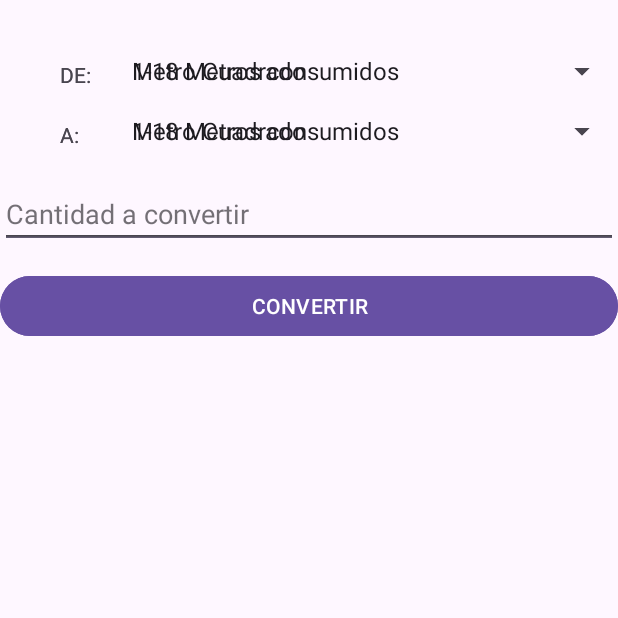
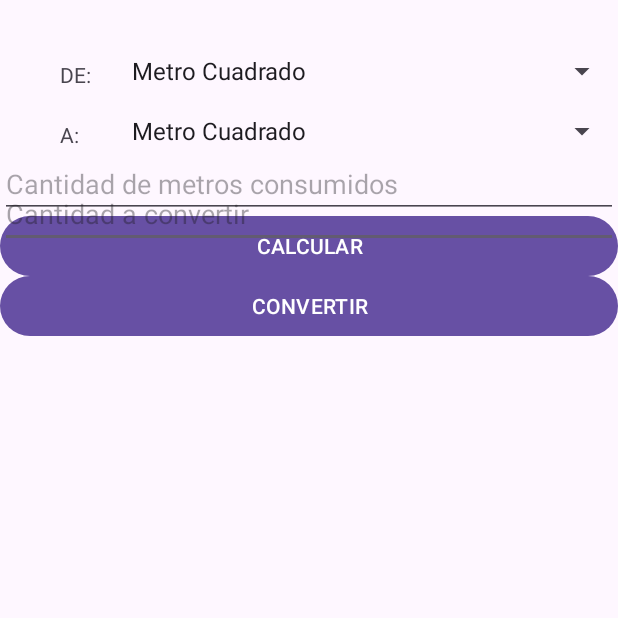
Before and after one commit to leslyyuvicela/PrograII-2024, an Android app: the screen it shows after launch (MainActivity), after a tap on "CONVERTIR", on a phone screen of 412 x 824 dp, the top half of it. Run offline under Robolectric (Android 15) with nearby library versions, the phone set to English and light mode, and no system bars; 1 statement that could not run was skipped; 2 other taps on this screen came first.

Commit message:
Parcial con correciones, ya funciona todo :)

```diff
--- a/Calculadora/app/src/main/java/com/example/calculadora/MainActivity.java
+++ b/Calculadora/app/src/main/java/com/example/calculadora/MainActivity.java
@@ -16,8 +16,9 @@ public class MainActivity extends AppCompatActivity {
 
     TabHost tbh;
     Button btn;
-
+EditText TempVal;
     conversores objConversor = new conversores();
+    tarifa objTarifa = new tarifa();
     @Override
     protected void onCreate(Bundle savedInstanceState) {
         super.onCreate(savedInstanceState);
@@ -35,9 +36,10 @@ public class MainActivity extends AppCompatActivity {
         btn.setOnClickListener(new View.OnClickListener() {
             @Override
             public void onClick(View v) {try{
-                double resp = objConversor.convertir(0,findViewById(R.id.spnCalculoDe),findViewById(R.id.spnCalculoA),
-                        findViewById(R.id.txtCalculoCantidad));
-                Toast.makeText(getApplicationContext(), "Respuesta: " + resp, Toast.LENGTH_LONG).show();
+     TempVal =findViewById(R.id.txtCalculoCantidad);
+     double cantidadIngresada = Double.parseDouble(TempVal.getText().toString());
+     double pago = objTarifa.CalcularTarifa(cantidadIngresada);
+                Toast.makeText(getApplicationContext(), "El valor a pagar es: $ " + pago, Toast.LENGTH_LONG).show();
             }catch (Exception e){} }
         });
         btn=findViewById(R.id.btnAreaConvertir);///a
@@ -45,7 +47,7 @@ public class MainActivity extends AppCompatActivity {
             @Override
             public void onClick(View v) {
                 try{
-                    double resp = objConversor.convertir(1,findViewById(R.id.spnAreaA),findViewById(R.id.spnAreaDe),
+                    double resp = objConversor.convertir(0,findViewById(R.id.spnAreaDe),findViewById(R.id.spnAreaA),
                             findViewById(R.id.txtAreaCantidad));
                     Toast.makeText(getApplicationContext(), "Respuesta: " + resp, Toast.LENGTH_LONG).show();
                 }catch (Exception e){} }
@@ -68,3 +70,18 @@ class conversores{
         return valores [opcion][a]/valores[opcion][de]*cantidad;
     }
 }
+class tarifa{
+    public double CalcularTarifa(double cantidad){
+        double tarifa=6;
+        if(cantidad>=19&&cantidad<=28){
+            tarifa+=(cantidad-18)*0.45;
+        }
+        if (cantidad>28)
+        {
+            tarifa+=4.5+(cantidad-28)*0.65;
+        }
+        return tarifa;
+    }
+
+
+}
--- a/Calculadora/app/src/main/res/layout/activity_main.xml
+++ b/Calculadora/app/src/main/res/layout/activity_main.xml
@@ -36,49 +36,21 @@
                     android:orientation="vertical"
                     >
 
-                    <TextView
-                        android:id="@+id/lblCalculoDe"
-                        android:layout_width="wrap_content"
-                        android:layout_height="wrap_content"
-                        android:layout_marginTop="40dp"
-                        android:layout_marginLeft="40dp"
-                        android:text="DE:" />
-                    <TextView
-                        android:id="@+id/lblCalculoA"
-                        android:layout_width="wrap_content"
-                        android:layout_height="wrap_content"
-                        android:layout_marginTop="80dp"
-                        android:layout_marginLeft="40dp"
-                        android:text="A:" />
-                    <Spinner
-                        android:id="@+id/spnCalculoDe"
-                        android:layout_width="match_parent"
-                        android:layout_height="wrap_content"
-                        android:layout_marginTop="35dp"
-                        android:layout_marginLeft="80dp"
-                        android:entries="@array/spnCalculo"
-                        />
-                    <Spinner
-                        android:id="@+id/spnCalculoA"
-                        android:layout_width="match_parent"
-                        android:layout_height="wrap_content"
-                        android:layout_marginTop="75dp"
-                        android:layout_marginLeft="80dp"
-                        android:entries="@array/spnCalculo"
-                        />
+
+
                     <EditText
                         android:id="@+id/txtCalculoCantidad"
                         android:layout_width="match_parent"
                         android:layout_height="wrap_content"
-                        android:layout_marginTop="120dp"
-                        android:hint="Cantidad a convertir"
+                        android:layout_marginTop="100dp"
+                        android:hint="Cantidad de metros consumidos"
                         android:inputType="numberDecimal"/>
                     <Button
                         android:id="@+id/btnCalculoConvertir"
                         android:layout_width="match_parent"
                         android:layout_height="wrap_content"
-                        android:layout_marginTop="180dp"
-                        android:text="CONVERTIR"/>
+                        android:layout_marginTop="140dp"
+                        android:text="CALCULAR"/>
                 </RelativeLayout>
                 <!--Area superficie-->
                 <RelativeLayout
--- a/Calculadora/app/src/main/res/values/strings.xml
+++ b/Calculadora/app/src/main/res/values/strings.xml
@@ -1,12 +1,9 @@
 <resources>
     <string name="app_name">Parcial_I</string>
-    <string-array name="spnCalculo">
-        <item>1-18 Metros consumidos</item>
-        <item>19-28 Metros consumidos</item>
-        <item>29 en adelante Metros consumidos</item>
 
 
-    </string-array>
+
+
     <string-array name="spnAreaSuperficie">
         <item>Metro Cuadrado</item>
         <item>Pie Cuadrado</item>
```
